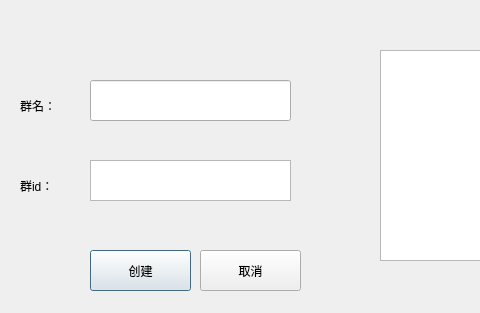
Above: dialog_creategroup.ui from mrbian/CS-Wuliao before the change; both pictures show x 0 to 480 and y 0 to 313 of the 689 by 313 pixel window. Below: the same form after it.
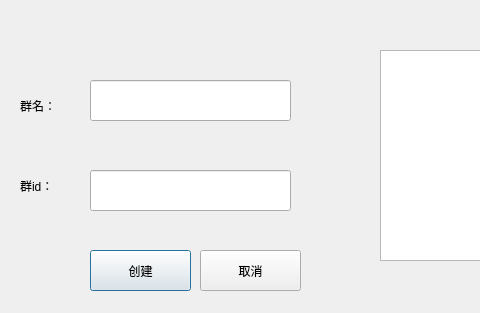
That is the form after the change.

```diff
--- a/dialog_creategroup.ui
+++ b/dialog_creategroup.ui
@@ -49,17 +49,7 @@
     </rect>
    </property>
   </widget>
-  <widget class="QTextEdit" name="textEdit">
-   <property name="geometry">
-    <rect>
-     <x>90</x>
-     <y>160</y>
-     <width>201</width>
-     <height>41</height>
-    </rect>
-   </property>
-  </widget>
-  <widget class="QTextEdit" name="textEdit_2">
+  <widget class="QTextEdit" name="textEdit_describe">
    <property name="geometry">
     <rect>
      <x>380</x>
@@ -108,6 +98,16 @@
     <string>你对此群的描述</string>
    </property>
   </widget>
+  <widget class="QLineEdit" name="lineEdit_account">
+   <property name="geometry">
+    <rect>
+     <x>90</x>
+     <y>170</y>
+     <width>201</width>
+     <height>41</height>
+    </rect>
+   </property>
+  </widget>
  </widget>
  <resources/>
  <connections/>
```
Left out of the diff: 2 changed lines with no effect on the pictures.
